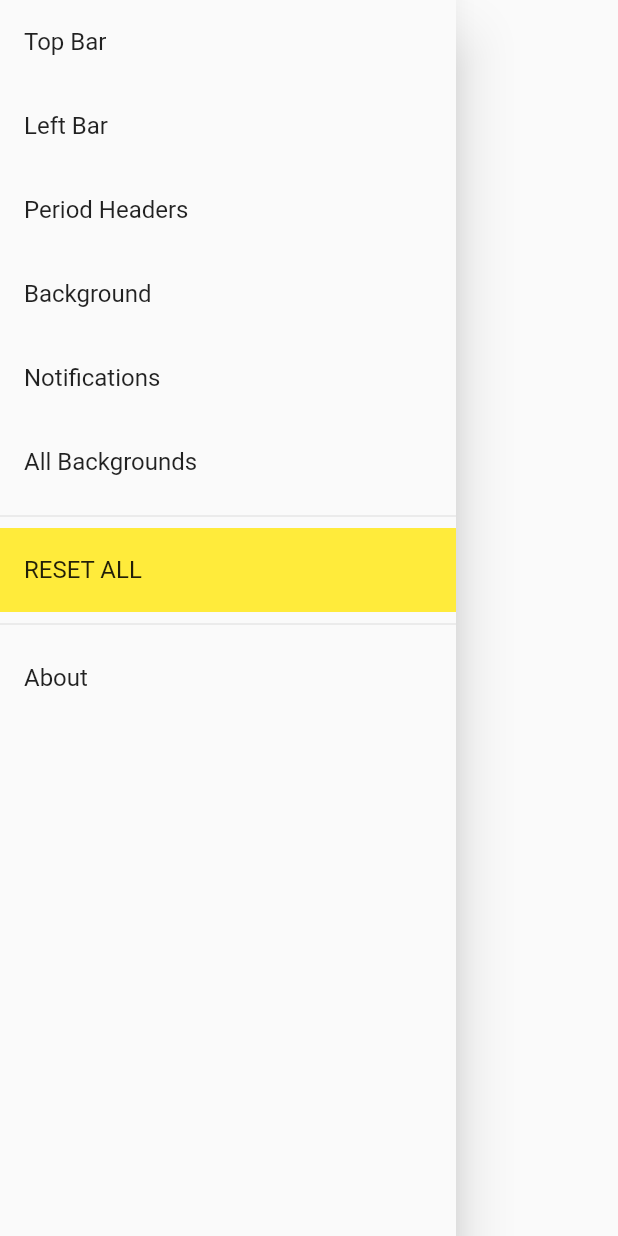
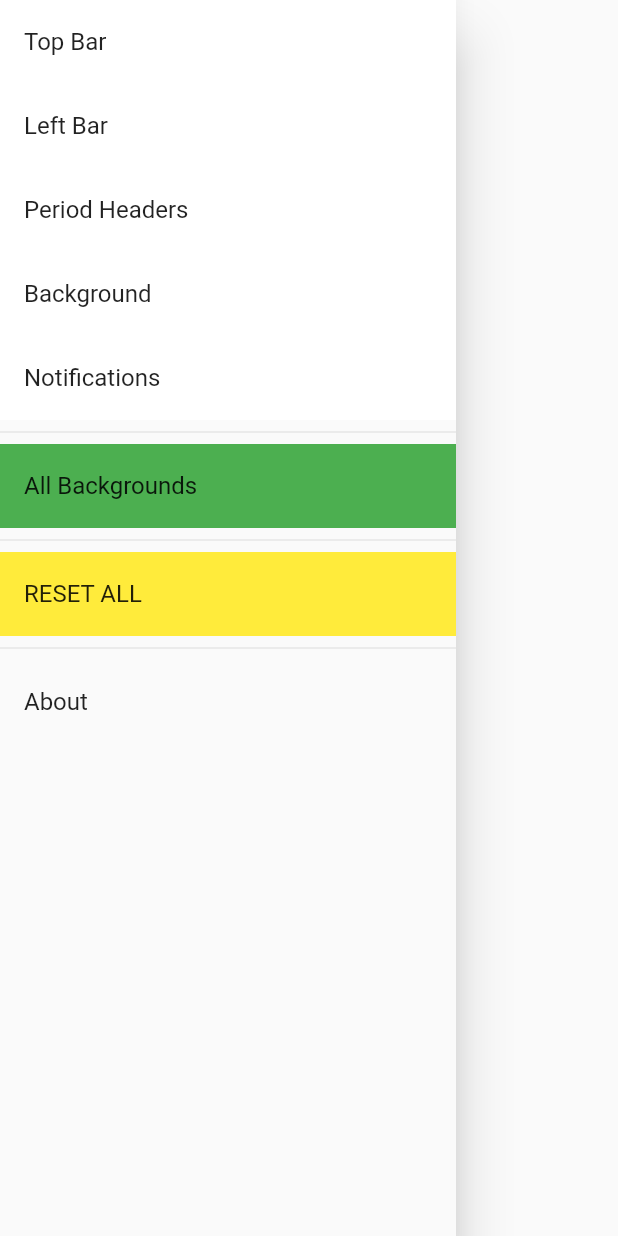
Before and after one commit to ActuallyHappening/SchoolBoxStyling, a Flutter app: the MyAppDrawer widget shown alone on an empty page, opened directly, on a phone screen of 412 x 824 dp. Run offline on Flutter 3.47's test engine with Material 2 defaults, Android fonts, the phone set to English and light mode, and no system bars; our stand-ins replace dio, firebase_core, flutter_colorpicker; missing offline and left inert: dart:js; accounts and stored records are empty; network calls fail.

Commit message:
add: Drawer tiles are colours

```diff
--- a/schoolbox_styling/lib/drawer.dart
+++ b/schoolbox_styling/lib/drawer.dart
@@ -4,15 +4,23 @@ import 'package:schoolbox_styling/js_integration.dart';
 
 // TODO: Rename to `AllRouteNamesDrawer`
 class MyAppDrawer extends StatelessWidget {
-  const MyAppDrawer({Key? key}) : super(key: key);
+  const MyAppDrawer({super.key});
 
   @override
   Widget build(BuildContext context) {
+    final List<Widget> drawerExpand = [];
+    for (var key in KnownKey.values) {
+      final isAllBackground = key == KnownKey.allBackgrounds;
+      if (isAllBackground) {
+        drawerExpand.add(const Divider());
+      }
+      drawerExpand.add(DrawerOption(
+          knownKey: key,
+          colour: isAllBackground ? Colors.green : Colors.white));
+    }
     return Drawer(
         child: ListView(children: [
-      ...KnownKey.values.map((key) {
-        return DrawerOption(knownKey: key);
-      }).toList(),
+      ...drawerExpand,
       const Divider(),
       ListTile(
           title: const Text("RESET ALL"),
@@ -32,14 +40,17 @@ class MyAppDrawer extends StatelessWidget {
 }
 
 class DrawerOption extends StatelessWidget {
-  const DrawerOption({super.key, required this.knownKey});
+  const DrawerOption(
+      {super.key, required this.knownKey, this.colour = Colors.white});
 
   final KnownKey knownKey;
+  final Color colour;
 
   @override
   Widget build(BuildContext context) {
     return ListTile(
       title: Text(knownKey.routeName),
+      tileColor: colour,
       onTap: () {
         // ignore: avoid_print
         print(
```
